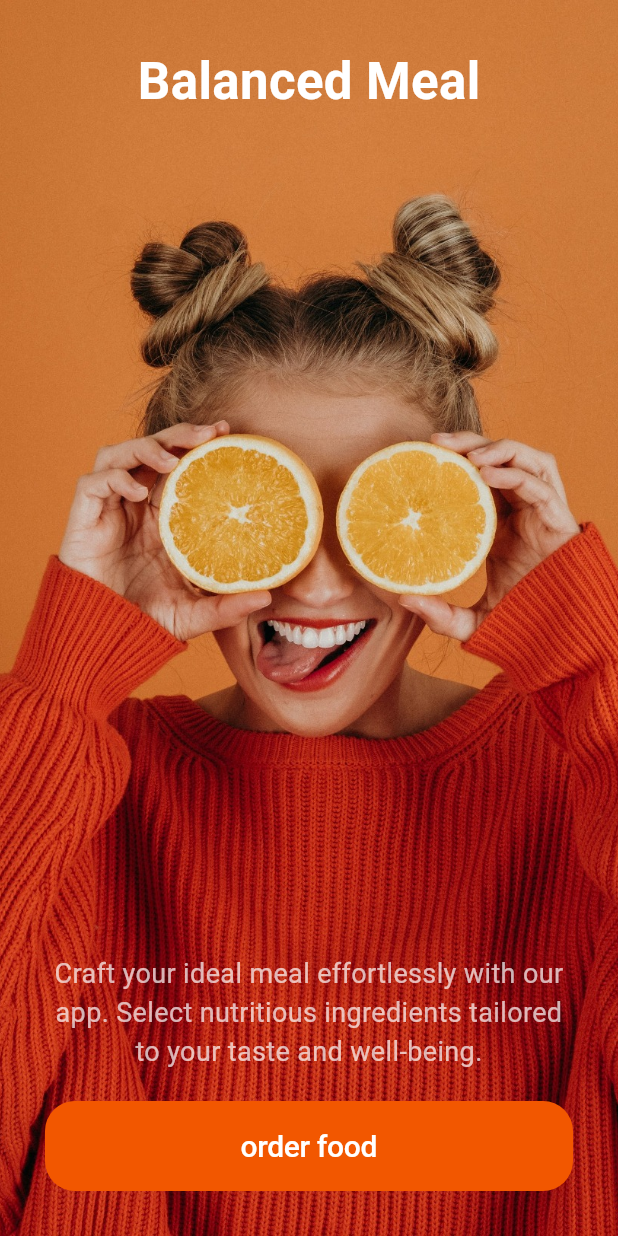
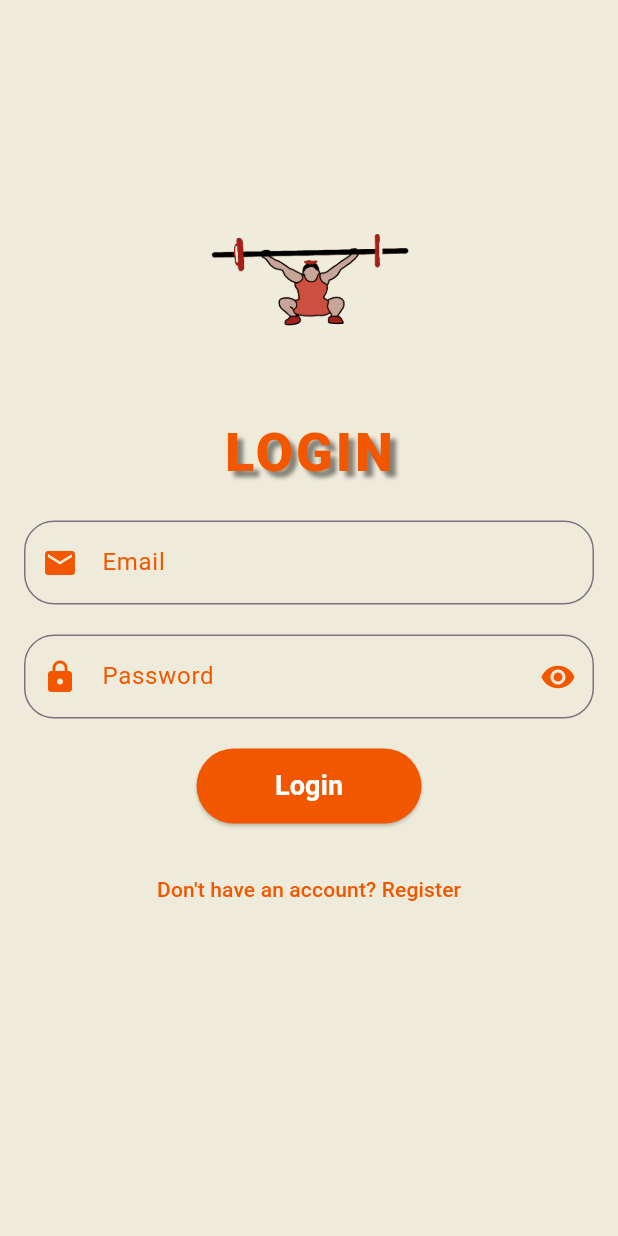
Before and after one commit to mo7amedsayed74/CalorieCare, a Flutter app: the screen it shows after launch, on a phone screen of 412 x 824 dp. Run offline on Flutter 3.47's test engine with Material 3 defaults, Android fonts, the phone set to English and light mode, and no system bars; our stand-ins replace conditional_builder_null_safety, firebase_auth, firebase_core, flutter_bloc; accounts and stored records are empty; Roboto replaces fonts that are missing (ProtestGuerrilla).

Commit message:
ui login , register done

```diff
--- a/lib/main.dart
+++ b/lib/main.dart
@@ -1,3 +1,4 @@
+import 'package:calorie_care/screens/login_page.dart';
 import 'package:flutter/material.dart';
 import 'package:calorie_care/screens/welcome_screen.dart';
 import 'package:flutter_bloc/flutter_bloc.dart';
@@ -37,7 +38,7 @@ class MyApp extends StatelessWidget {
             ),
           ),
         ),
-        home: const WelcomeScreen(),
+        home:  LoginPage(),
         //home: const CreateOrderScreen(),
       ),
     );
--- /dev/null
+++ b/lib/screens/login_page.dart
@@ -0,0 +1,138 @@
+import 'package:calorie_care/screens/register_page.dart';
+import 'package:calorie_care/widgets/login_button.dart';
+import 'package:calorie_care/widgets/login_image.dart';
+import 'package:calorie_care/widgets/login_link.dart';
+import 'package:calorie_care/widgets/login_text_field.dart';
+import 'package:calorie_care/widgets/login_title.dart';
+import 'package:flutter/material.dart';
+
+class LoginPage extends StatefulWidget {
+  @override
+  _LoginPageState createState() => _LoginPageState();
+}
+
+class _LoginPageState extends State<LoginPage> {
+  bool _obscureText = true;
+  final _emailController = TextEditingController();
+  final _passwordController = TextEditingController();
+  final _formKey = GlobalKey<FormState>();
+  String? _emailError;
+  String? _passwordError;
+
+  @override
+  void initState() {
+    super.initState();
+    _emailController.addListener(_validateEmail);
+    _passwordController.addListener(_validatePassword);
+  }
+
+  void _togglePasswordVisibility() {
+    setState(() {
+      _obscureText = !_obscureText;
+    });
+  }
+
+  void _validateEmail() {
+    final value = _emailController.text;
+    if (value.isEmpty) {
+      setState(() {
+        _emailError = 'Please enter your email';
+      });
+    } else if (!RegExp(r'^[^@]+@[^@]+\.[^@]+').hasMatch(value)) {
+      setState(() {
+        _emailError = 'Please enter a valid email address';
+      });
+    } else {
+      setState(() {
+        _emailError = null;
+      });
+    }
+  }
+
+  void _validatePassword() {
+    final value = _passwordController.text;
+    if (value.isEmpty) {
+      setState(() {
+        _passwordError = 'Please enter your password';
+      });
+    }
+    else  if (value.length<6) {
+      setState(() {
+        _passwordError = 'Password must greater than 6 chars';
+      });
+    }
+    else {
+      setState(() {
+        _passwordError = null;
+      });
+    }
+  }
+
+  @override
+  void dispose() {
+    _emailController.dispose();
+    _passwordController.dispose();
+    super.dispose();
+  }
+
+  @override
+  Widget build(BuildContext context) {
+    return Scaffold(
+      backgroundColor: const Color(0xffEFEBDA),
+      body: SingleChildScrollView(
+        child: Padding(
+          padding: const EdgeInsets.all(16.0),
+          child: Form(
+            key: _formKey,
+            child: Column(
+              crossAxisAlignment: CrossAxisAlignment.start,
+              children: [
+                LoginImage(topPadding: 50,),
+                const SizedBox(height: 10),
+                LoginTitle(title: 'LOGIN',),
+                const SizedBox(height: 20),
+                LoginTextField(
+                  keyboardType: TextInputType.emailAddress,
+                  controller: _emailController,
+                  labelText: 'Email',
+                  prefixIcon: Icons.email,
+                  errorText: _emailError,
+                ),
+                const SizedBox(height: 20),
+                LoginTextField(
+
+                  controller: _passwordController,
+                  labelText: 'Password',
+                  prefixIcon: Icons.lock,
+                  obscureText: _obscureText,
+                  suffixIcon: _obscureText ? Icons.visibility : Icons.visibility_off,
+                  onSuffixIconPressed: _togglePasswordVisibility,
+                  errorText: _passwordError,
+                ),
+                const SizedBox(height: 20),
+                LoginButton(
+                  text: 'Login',
+                  onPressed: () {
+                    if (_formKey.currentState?.validate() ?? false) {
+
+                    }
+                  },
+                ),
+                const SizedBox(height: 20),
+                LoginLink(
+                text:   'Don\'t have an account? Register',
+                  onPressed: () {
+                    Navigator.push(
+                      context,
+                      MaterialPageRoute(builder: (context) => RegisterPage()),
+                    );
+                  },
+                ),
+              ],
+            ),
+          ),
+        ),
+      ),
+    );
+  }
+}
--- /dev/null
+++ b/lib/widgets/login_button.dart
@@ -0,0 +1,38 @@
+import 'package:flutter/material.dart';
+
+class LoginButton extends StatelessWidget {
+  final VoidCallback onPressed;
+  final String text;
+
+
+  LoginButton({required this.onPressed, required this.text});
+
+  @override
+  Widget build(BuildContext context) {
+    return Center(
+      child: Container(
+        width: 150,
+        child: ElevatedButton(
+          onPressed: onPressed,
+          style: ElevatedButton.styleFrom(
+            backgroundColor:Color(0xFFF25700),
+            padding: const EdgeInsets.symmetric(horizontal: 30, vertical: 12),
+            shape: RoundedRectangleBorder(
+              borderRadius: BorderRadius.circular(30),
+            ),
+          ),
+          child: Center(
+            child: Text(
+              text,
+              style: const TextStyle(
+                fontSize: 18,
+                fontWeight: FontWeight.bold,
+                color: Colors.white,
+              ),
+            ),
+          ),
+        ),
+      ),
+    );
+  }
+}
--- /dev/null
+++ b/lib/widgets/login_image.dart
@@ -0,0 +1,20 @@
+import 'package:flutter/material.dart';
+
+class LoginImage extends StatelessWidget {
+  final double topPadding;
+  const LoginImage({Key? key, required this.topPadding}) : super(key: key);
+
+  @override
+  Widget build(BuildContext context) {
+    return Padding(
+      padding: EdgeInsets.only(top: topPadding),
+      child: Center(
+        child: Image.asset(
+          'assets/images/image.gif',
+          height: 200,
+          width: 200,
+        ),
+      ),
+    );
+  }
+}
--- /dev/null
+++ b/lib/widgets/login_link.dart
@@ -0,0 +1,20 @@
+import 'package:flutter/material.dart';
+
+class LoginLink extends StatelessWidget {
+  final VoidCallback onPressed;
+  final String text;
+  const LoginLink({Key? key, required this.onPressed, required this.text}) : super(key: key);
+
+  @override
+  Widget build(BuildContext context) {
+    return Center(
+      child: TextButton(
+        onPressed: onPressed,
+        child: Text(
+          text,
+          style: const TextStyle(color: Color(0xFFF25700)),
+        ),
+      ),
+    );
+  }
+}
--- /dev/null
+++ b/lib/widgets/login_text_field.dart
@@ -0,0 +1,54 @@
+import 'package:flutter/material.dart';
+
+class LoginTextField extends StatelessWidget {
+  final TextEditingController controller;
+  final bool obscureText;
+  final String? errorText;
+  final String labelText;
+  final IconData prefixIcon;
+  final VoidCallback? onSuffixIconPressed;
+  final IconData? suffixIcon;
+  final TextInputType keyboardType;
+  const LoginTextField({
+    required this.controller,
+    required this.labelText,
+    required this.prefixIcon,
+    this.obscureText = false,
+    this.errorText,
+    this.onSuffixIconPressed,
+    this.suffixIcon,
+    this.keyboardType = TextInputType.text,
+  });
+
+  @override
+  Widget build(BuildContext context) {
+    return TextFormField(
+      controller: controller,
+      style: const TextStyle(
+        color: Color(0xFFF25700),
+      ),
+      obscureText: obscureText,
+      keyboardType: keyboardType,
+      decoration: InputDecoration(
+        labelText: labelText,
+        labelStyle: const TextStyle(color: Color(0xFFF25700)),
+        border: const OutlineInputBorder(
+          borderRadius: BorderRadius.all(Radius.circular(20)),
+          borderSide: BorderSide(color: Color(0xFFF25700)),
+        ),
+        focusedBorder: const OutlineInputBorder(
+          borderRadius: BorderRadius.all(Radius.circular(20)),
+          borderSide: BorderSide(color: Color(0xFFF25700)),
+        ),
+        prefixIcon: Icon(prefixIcon, color: Color(0xFFF25700)),
+        suffixIcon: suffixIcon != null
+            ? IconButton(
+          icon: Icon(suffixIcon, color: Color(0xFFF25700)),
+          onPressed: onSuffixIconPressed,
+        )
+            : null,
+        errorText: errorText,
+      ),
+    );
+  }
+}
--- /dev/null
+++ b/lib/widgets/login_title.dart
@@ -0,0 +1,30 @@
+import 'package:flutter/material.dart';
+
+class LoginTitle extends StatelessWidget {
+  final String title;
+
+  const LoginTitle({Key? key, required this.title}) : super(key: key);
+
+  @override
+  Widget build(BuildContext context) {
+    return Center(
+      child: Text(
+        title,
+        style: const TextStyle(
+          fontSize: 36,
+          fontWeight: FontWeight.w900,
+          fontFamily: 'ProtestGuerrilla',
+          color: Color(0xFFF25700),
+          letterSpacing: 2.0,
+          shadows: [
+            Shadow(
+              offset: Offset(4.0, 4.0),
+              blurRadius: 3.0,
+              color: Colors.black45,
+            ),
+          ],
+        ),
+      ),
+    );
+  }
+}
--- a/pubspec.yaml
+++ b/pubspec.yaml
@@ -70,6 +70,7 @@ flutter:
     - assets/images/carbs/
     - assets/images/meats/
     - assets/images/vegetables/
+
   #   - images/a_dot_ham.jpeg
 
   # An image asset can refer to one or more resolution-specific "variants", see
```
Also changed, not shown: lib/screens/register_page.dart (added, +239 -0 lines), assets/images/image.gif (added), 1 other file.
